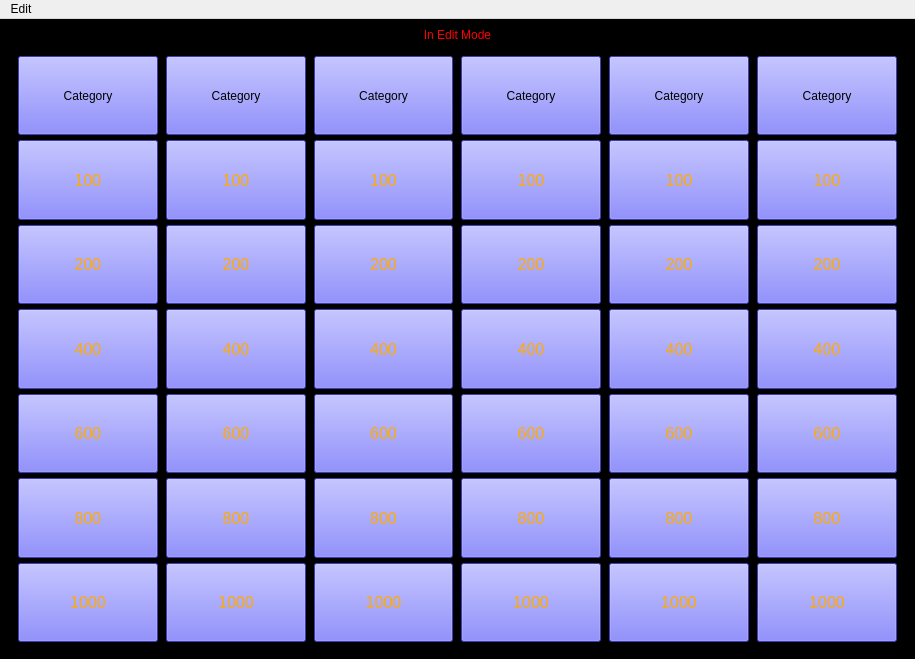
This is UI_Files/game_window.ui in Thomas1B/Jeeopardy- as Qt 5 draws it before an edit. The edited form follows.
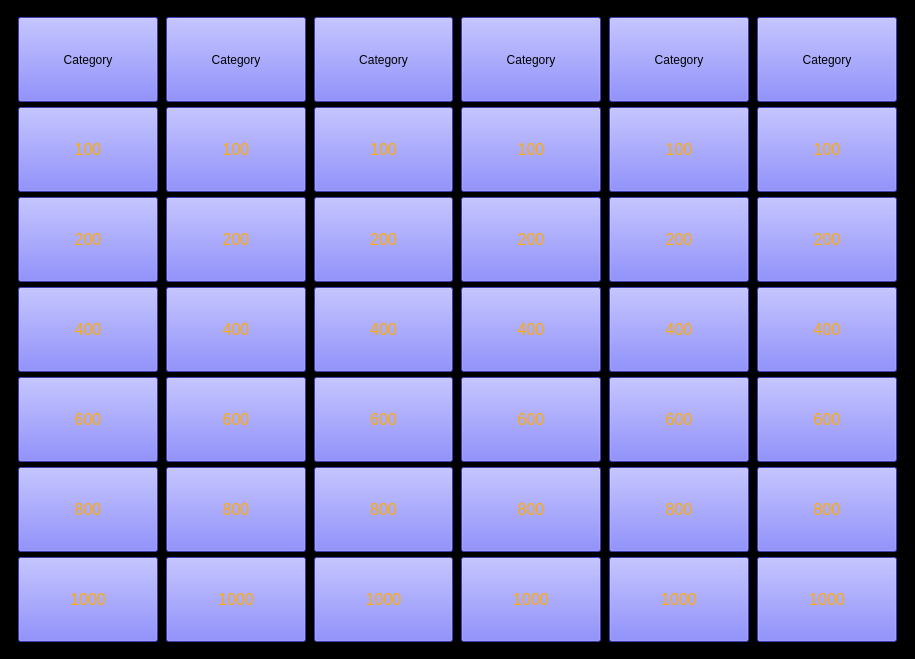
This is the edited form.

Commit message: removed edit feature

The edit to the form file:
```diff
--- a/UI_Files/game_window.ui
+++ b/UI_Files/game_window.ui
@@ -18,25 +18,6 @@
     <string notr="true">background-color: rgb(0, 0, 0);</string>
    </property>
    <layout class="QVBoxLayout" name="verticalLayout_6">
-    <item>
-     <widget class="QLabel" name="title">
-      <property name="sizePolicy">
-       <sizepolicy hsizetype="Preferred" vsizetype="Fixed">
-        <horstretch>0</horstretch>
-        <verstretch>0</verstretch>
-       </sizepolicy>
-      </property>
-      <property name="styleSheet">
-       <string notr="true">color: rgb(255, 0, 0);</string>
-      </property>
-      <property name="text">
-       <string>In Edit Mode</string>
-      </property>
-      <property name="alignment">
-       <set>Qt::AlignCenter</set>
-      </property>
-     </widget>
-    </item>
     <item>
      <widget class="QFrame" name="main_frame">
       <property name="frameShape">
@@ -1128,13 +1109,6 @@
      <height>21</height>
     </rect>
    </property>
-   <widget class="QMenu" name="menuEdit">
-    <property name="title">
-     <string>Edit</string>
-    </property>
-    <addaction name="actionEdit_Mode"/>
-   </widget>
-   <addaction name="menuEdit"/>
   </widget>
   <action name="actionEdit_Mode">
    <property name="text">
```
The commit also changes 1 other file.
